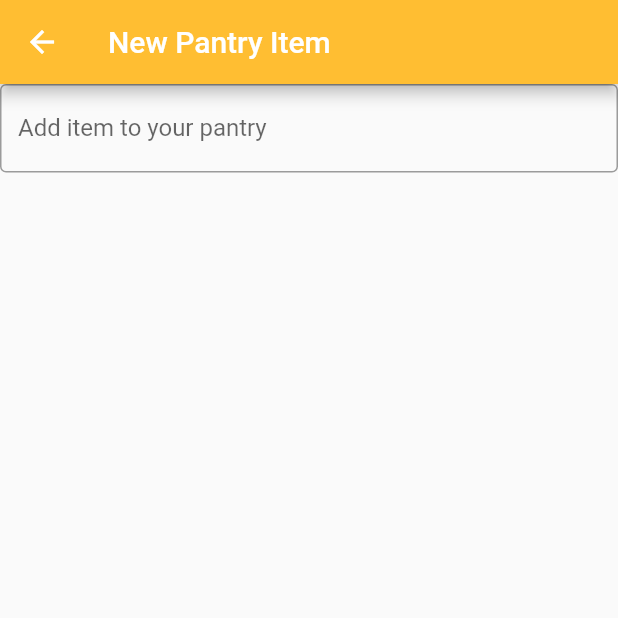
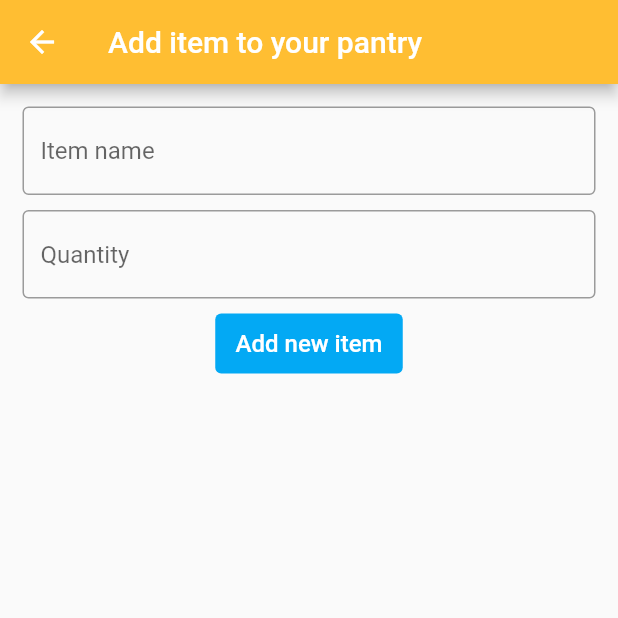
Before and after one commit to Theauxm/Pantree, a Flutter app: the NewPantryItem screen opened directly, on a phone screen of 412 x 824 dp, the top half of it. Run offline on Flutter 3.47's test engine with Material 2 defaults, Android fonts, the phone set to English and light mode, and no system bars; our stand-ins replace cloud_firestore, firebase_auth, firebase_core, firebase_storage, image_picker, material_floating_search_bar; accounts and stored records are empty; network calls fail.

Commit message:
Add item form now validates input and adds a quantity

```diff
--- a/lib/models/new_pantry_item.dart
+++ b/lib/models/new_pantry_item.dart
@@ -12,9 +12,11 @@ class NewPantryItem extends StatefulWidget {
 
 class _NewPantryItemState extends State<NewPantryItem> {
   final firestoreInstance = FirebaseFirestore.instance;
+  final GlobalKey<FormState> _form = GlobalKey<FormState>();
   TextEditingController _addItemTextController = TextEditingController();
+  TextEditingController _addQtyTextController = TextEditingController();
 
-  Future<void> addNewItem(String item) {
+  Future<void> addNewItem(String item, String qty) {
     return firestoreInstance.collection('food').doc(item).get().then((doc) {
       // add item to the DB first if it doesn't exist
       if (!doc.exists) {
@@ -26,8 +28,8 @@ class _NewPantryItemState extends State<NewPantryItem> {
       // now add it to the user pantry
       widget.pantry
           .collection('Ingredients')
-          .add({'Item': doc.reference, 'Quantity': 0}) // adds doc with auto-ID and fields
-          .then((_) => print('$item added to user pantry!'))
+          .add({'Item': doc.reference, 'Quantity': int.parse(qty)}) // adds doc with auto-ID and fields
+          .then((_) => print('$qty $item(s) added to user pantry!'))
           .catchError(
               (error) => print('Failed to add $item to user pantry: $error'));
     });
@@ -38,21 +40,70 @@ class _NewPantryItemState extends State<NewPantryItem> {
     return Scaffold(
         appBar: AppBar(
           backgroundColor: Color.fromRGBO(255, 190, 50, 1.0),
-        title: Text("New Pantry Item"),
+          title: Text("Add item to your pantry"),
         ),
-      body: TextField(
+        body: Container (
+          margin: EdgeInsets.all(15.0),
+          child: Form (
+            key: _form,
+            child: Column(children: [
+              TextFormField(
                 controller: _addItemTextController,
+                validator: (value) {
+                  if (value.isEmpty || value == null) {
+                    return 'Please enter a name';
+                  }
+                  else if (!RegExp(r"^[a-zA-Z\s\']+$").hasMatch(value)){
+                    return "Name can only contain letters";
+                  }
+                  return null;
+                },
                 decoration: InputDecoration(
-          labelText: "Add item to your pantry",
+                  hintText: "Item name",
                   border: OutlineInputBorder(),
                 ),
-        onEditingComplete: () {
-          setState(() {
-            addNewItem(_addItemTextController.text);
+                obscureText: false,
+              ),
+              SizedBox(height: 10.0),
+              TextFormField(
+                controller: _addQtyTextController,
+                validator: (value) {
+                  if (value.isEmpty || value == null) {
+                    return "Please enter a quantity";
+                  }
+                  else if (!RegExp(r"^[0-9]*$").hasMatch(value)){
+                    return "Quantity must be a number";
+                  }
+                  return null;
+                },
+                decoration: InputDecoration(
+                  hintText: "Quantity",
+                  border: OutlineInputBorder(),
+                ),
+                obscureText: false,
+              ),
+              SizedBox(height: 10.0),
+              SizedBox(
+                height: 40,
+                width: 125,
+                child: TextButton(
+                  style: TextButton.styleFrom(
+                      backgroundColor: Colors.lightBlue),
+                  onPressed: () {
+                    if (_form.currentState.validate()) {
+                      addNewItem(_addItemTextController.text, _addQtyTextController.text);
                       Navigator.pop(context);
-          });
+                    }
                   },
+                  child: Text(
+                    'Add new item',
+                    style: TextStyle(
+                        fontSize: 16, color: Colors.white),
                   ),
-    );
+                ),
+              )
+            ])
+          )
+        ));
   }
 }
```
Also changed, not shown: lib/pages/pantry.dart (+0 -58 lines). Lines whose indentation alone changed are shown as unchanged.
